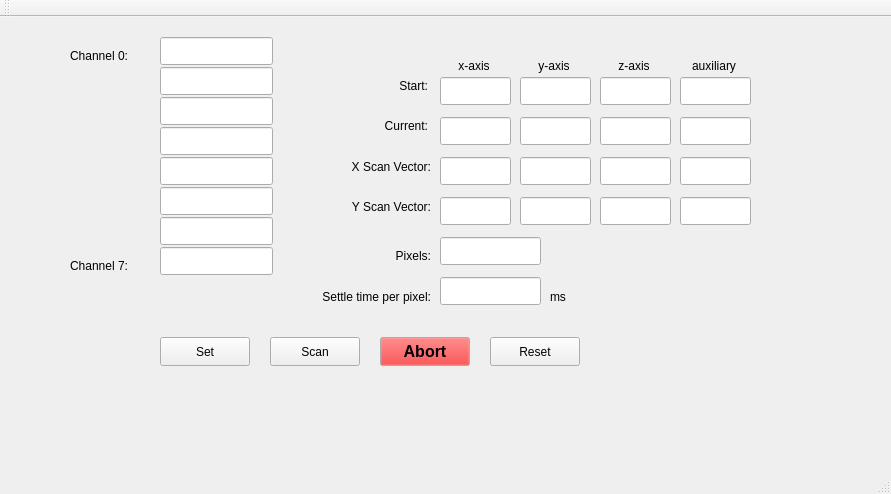
First picture: the form in ScannerGUI/mainwindow.ui, repository barnex/SetupSoftware, before the edit.
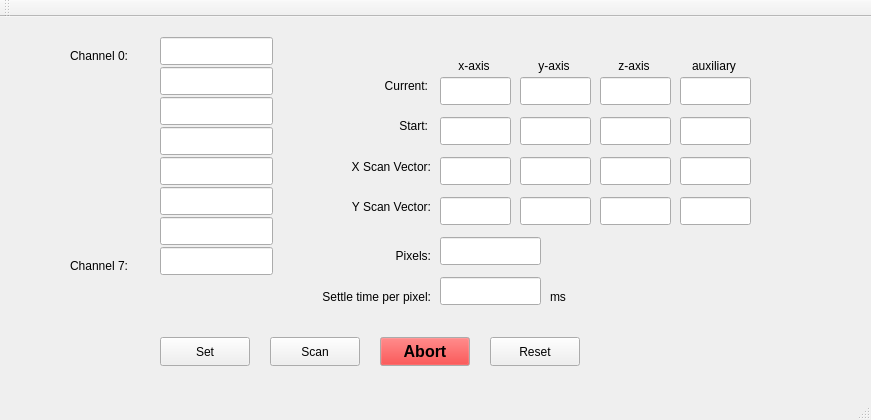
Second picture: the form after the edit.

Diff of the .ui file:
```diff
--- a/ScannerGUI/mainwindow.ui
+++ b/ScannerGUI/mainwindow.ui
@@ -6,8 +6,8 @@
    <rect>
     <x>0</x>
     <y>0</y>
-    <width>891</width>
-    <height>494</height>
+    <width>871</width>
+    <height>420</height>
    </rect>
   </property>
   <property name="windowTitle">
@@ -148,7 +148,7 @@
     <property name="geometry">
      <rect>
       <x>360</x>
-      <y>60</y>
+      <y>100</y>
       <width>68</width>
       <height>18</height>
      </rect>
@@ -164,7 +164,7 @@
     <property name="geometry">
      <rect>
       <x>360</x>
-      <y>100</y>
+      <y>60</y>
       <width>68</width>
       <height>18</height>
      </rect>
@@ -244,104 +244,104 @@
     <property name="geometry">
      <rect>
       <x>440</x>
-      <y>60</y>
+      <y>100</y>
       <width>71</width>
       <height>28</height>
      </rect>
     </property>
     <property name="readOnly">
-     <bool>true</bool>
+     <bool>false</bool>
     </property>
    </widget>
    <widget class="QLineEdit" name="start_y">
     <property name="geometry">
      <rect>
       <x>520</x>
-      <y>60</y>
+      <y>100</y>
       <width>71</width>
       <height>28</height>
      </rect>
     </property>
     <property name="readOnly">
-     <bool>true</bool>
+     <bool>false</bool>
     </property>
    </widget>
    <widget class="QLineEdit" name="start_z">
     <property name="geometry">
      <rect>
       <x>600</x>
-      <y>60</y>
+      <y>100</y>
       <width>71</width>
       <height>28</height>
      </rect>
     </property>
     <property name="readOnly">
-     <bool>true</bool>
+     <bool>false</bool>
     </property>
    </widget>
    <widget class="QLineEdit" name="start_aux">
     <property name="geometry">
      <rect>
       <x>680</x>
-      <y>60</y>
+      <y>100</y>
       <width>71</width>
       <height>28</height>
      </rect>
     </property>
     <property name="readOnly">
-     <bool>true</bool>
+     <bool>false</bool>
     </property>
    </widget>
    <widget class="QLineEdit" name="current_aux">
     <property name="geometry">
      <rect>
       <x>680</x>
-      <y>100</y>
+      <y>60</y>
       <width>71</width>
       <height>28</height>
      </rect>
     </property>
     <property name="readOnly">
-     <bool>true</bool>
+     <bool>false</bool>
     </property>
    </widget>
    <widget class="QLineEdit" name="current_y">
     <property name="geometry">
      <rect>
       <x>520</x>
-      <y>100</y>
+      <y>60</y>
       <width>71</width>
       <height>28</height>
      </rect>
     </property>
     <property name="readOnly">
-     <bool>true</bool>
+     <bool>false</bool>
     </property>
    </widget>
    <widget class="QLineEdit" name="current_z">
     <property name="geometry">
      <rect>
       <x>600</x>
-      <y>100</y>
+      <y>60</y>
       <width>71</width>
       <height>28</height>
      </rect>
     </property>
     <property name="readOnly">
-     <bool>true</bool>
+     <bool>false</bool>
     </property>
    </widget>
    <widget class="QLineEdit" name="current_x">
     <property name="geometry">
      <rect>
       <x>440</x>
-      <y>100</y>
+      <y>60</y>
       <width>71</width>
       <height>28</height>
      </rect>
     </property>
     <property name="readOnly">
-     <bool>true</bool>
+     <bool>false</bool>
     </property>
    </widget>
    <widget class="QLabel" name="label_9">
```
Left out of the diff: 95 changed lines with no effect on the pictures.
